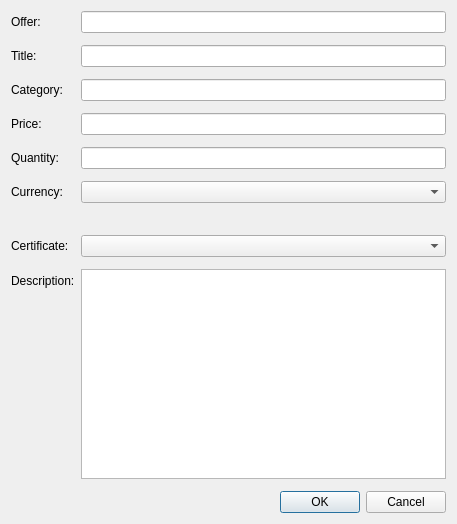
Old version of the form src/qt/forms/editofferdialog.ui in the repository syscoin/syscoin1.
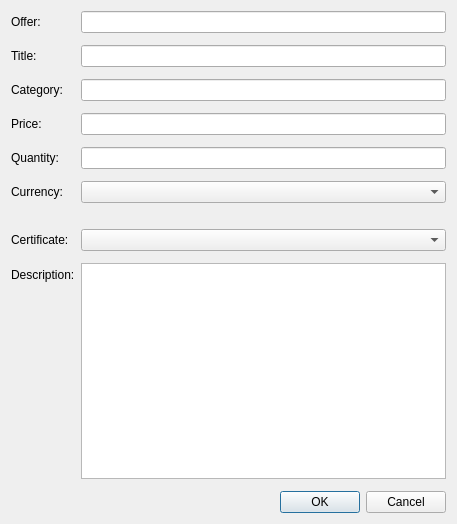
New version of the form.

Diff of the .ui file:
```diff
--- a/src/qt/forms/editofferdialog.ui
+++ b/src/qt/forms/editofferdialog.ui
@@ -36,6 +36,9 @@
        </property>
       </widget>
      </item>
+     <item row="1" column="1">
+      <layout class="QVBoxLayout" name="verticalLayout_2"/>
+     </item>
      <item row="2" column="0">
       <widget class="QLabel" name="label_2">
        <property name="text">
@@ -53,6 +56,9 @@
        </property>
       </widget>
      </item>
+     <item row="3" column="1">
+      <layout class="QVBoxLayout" name="verticalLayout_3"/>
+     </item>
      <item row="4" column="0">
       <widget class="QLabel" name="categoryLabel">
        <property name="text">
@@ -63,6 +69,9 @@
      <item row="4" column="1">
       <widget class="QLineEdit" name="categoryEdit"/>
      </item>
+     <item row="5" column="1">
+      <layout class="QVBoxLayout" name="verticalLayout_4"/>
+     </item>
      <item row="6" column="0">
       <widget class="QLabel" name="priceLabel">
        <property name="text">
@@ -73,6 +82,9 @@
      <item row="6" column="1">
       <widget class="QLineEdit" name="priceEdit"/>
      </item>
+     <item row="7" column="1">
+      <layout class="QVBoxLayout" name="verticalLayout_5"/>
+     </item>
      <item row="8" column="0">
       <widget class="QLabel" name="qtyLabel">
        <property name="text">
@@ -83,6 +95,9 @@
      <item row="8" column="1">
       <widget class="QLineEdit" name="qtyEdit"/>
      </item>
+     <item row="9" column="1">
+      <layout class="QVBoxLayout" name="verticalLayout_6"/>
+     </item>
      <item row="10" column="0">
       <widget class="QLabel" name="currencyLabel">
        <property name="text">
@@ -97,31 +112,7 @@
        </property>
       </widget>
      </item>
-     <item row="17" column="0">
-      <widget class="QLabel" name="descriptionLabel">
-       <property name="text">
-        <string>Description:</string>
-       </property>
-      </widget>
-     </item>
-     <item row="17" column="1">
-      <widget class="QPlainTextEdit" name="descriptionEdit">
-       <property name="tabChangesFocus">
-        <bool>true</bool>
-       </property>
-      </widget>
-     </item>
-     <item row="13" column="1">
-      <widget class="QComboBox" name="certEdit"/>
-     </item>
-     <item row="13" column="0">
-      <widget class="QLabel" name="certLabel">
-       <property name="text">
-        <string>Certificate:</string>
-       </property>
-      </widget>
-     </item>
-     <item row="12" column="1">
+     <item row="11" column="1">
       <widget class="QLabel" name="currencyDisclaimer">
        <property name="text">
         <string/>
@@ -131,28 +122,34 @@
        </property>
       </widget>
      </item>
-     <item row="1" column="1">
-      <layout class="QVBoxLayout" name="verticalLayout_2"/>
+     <item row="12" column="0">
+      <widget class="QLabel" name="certLabel">
+       <property name="text">
+        <string>Certificate:</string>
+       </property>
+      </widget>
      </item>
-     <item row="3" column="1">
-      <layout class="QVBoxLayout" name="verticalLayout_3"/>
+     <item row="12" column="1">
+      <widget class="QComboBox" name="certEdit"/>
      </item>
-     <item row="5" column="1">
-      <layout class="QVBoxLayout" name="verticalLayout_4"/>
-     </item>
-     <item row="7" column="1">
-      <layout class="QVBoxLayout" name="verticalLayout_5"/>
-     </item>
-     <item row="9" column="1">
-      <layout class="QVBoxLayout" name="verticalLayout_6"/>
-     </item>
-     <item row="11" column="1">
-      <layout class="QVBoxLayout" name="verticalLayout_7"/>
-     </item>
-     <item row="14" column="1">
+     <item row="13" column="1">
       <layout class="QVBoxLayout" name="verticalLayout_8"/>
      </item>
-     <item row="18" column="1">
+     <item row="16" column="0">
+      <widget class="QLabel" name="descriptionLabel">
+       <property name="text">
+        <string>Description:</string>
+       </property>
+      </widget>
+     </item>
+     <item row="16" column="1">
+      <widget class="QPlainTextEdit" name="descriptionEdit">
+       <property name="tabChangesFocus">
+        <bool>true</bool>
+       </property>
+      </widget>
+     </item>
+     <item row="17" column="1">
       <layout class="QVBoxLayout" name="verticalLayout_9"/>
      </item>
     </layout>
```
